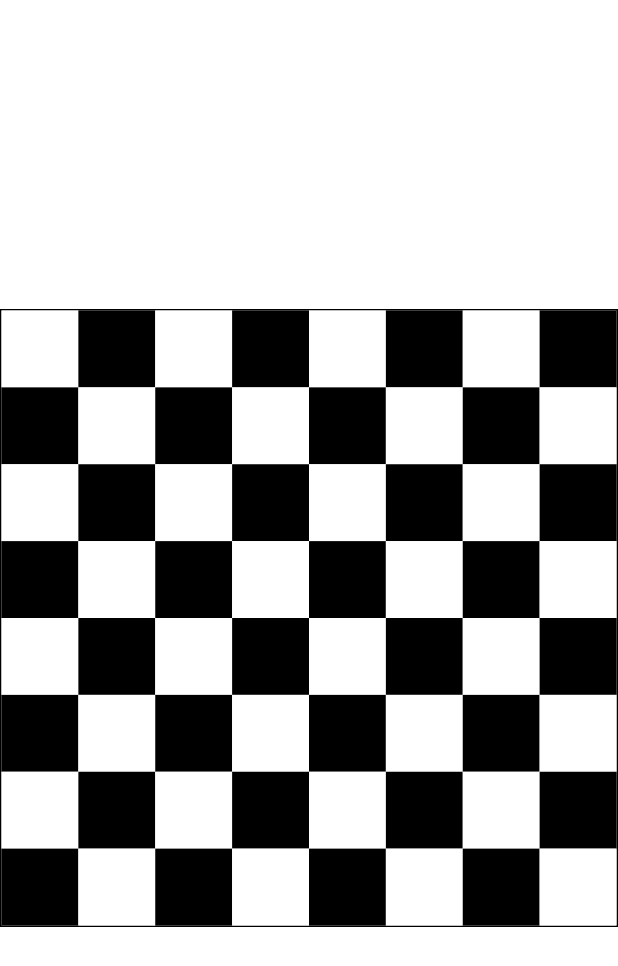
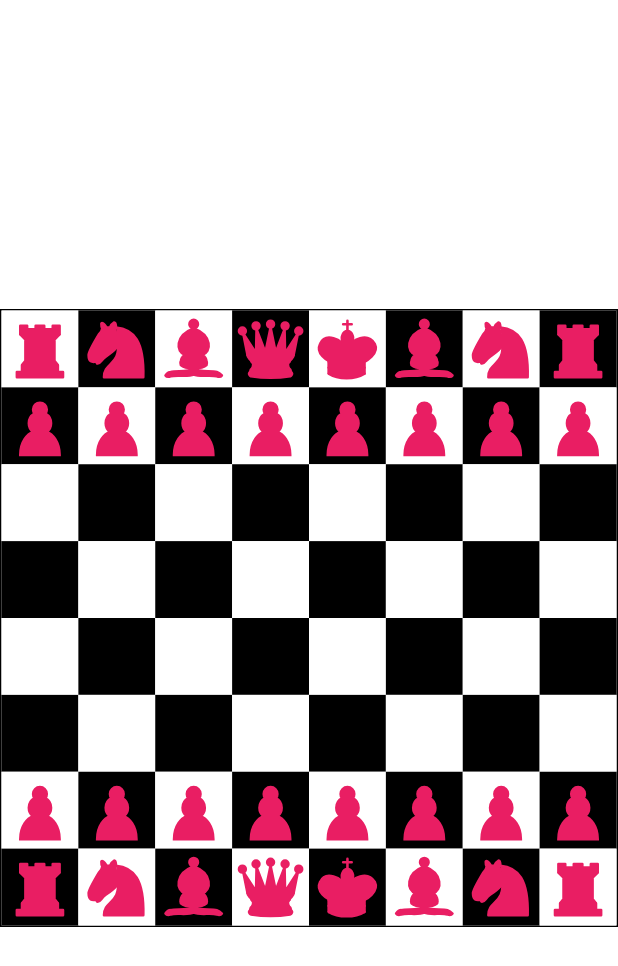
Before and after one commit to Jeeva111/flutter-chess-with-gemini, a Flutter app: the screen it shows after launch, on a phone screen of 412 x 824 dp. Shown: the top 966 px of the screen. Run offline on Flutter 3.47's test engine with Material 3 defaults, Android fonts, the phone set to English and light mode, and no system bars; our stand-ins replace flutter_svg.

Commit message:
Render chess pieces

```diff
--- a/lib/board.dart
+++ b/lib/board.dart
@@ -14,10 +14,11 @@ class RenderBoard extends StatefulWidget {
 
 class _RenderBoardState extends State<RenderBoard> {
   bool isSelected = false;
-  List<List<ChessPieceData?>> chessPiece = List.generate(8, (x) => List.generate(8, (y) => null));
+  late ListOfChessPieces chessPiece;
   @override
   void initState() {
     super.initState();
+    chessPiece = ChessPiece.generateChessPiece(widget.chessPieces);
   }
 
   void generateChessPieces() {}
--- a/lib/component/chess_board.dart
+++ b/lib/component/chess_board.dart
@@ -3,11 +3,11 @@ import 'package:flutter/material.dart';
 import 'package:flutter_svg/flutter_svg.dart';
 
 abstract class ChessBoard {
-  final ({
+  abstract final ({
     Color color1,
     Color color2
   }) boxColor;
-  const ChessBoard({required this.boxColor});
+  const ChessBoard();
   Widget render({required int index, required bool isColor1, required bool isSelected, ChessPieceData? chessPiece});
 }
 
--- a/lib/component/chess_piece.dart
+++ b/lib/component/chess_piece.dart
@@ -1,58 +1,18 @@
+import 'package:chess/const.dart';
 import 'package:flutter/material.dart';
-
-class ClassicChessPiece extends ChessPieceTemplate {
-  const ClassicChessPiece();
-  @override
-  final ChessPieceData bishop = (
-    icon: "assets/chess/piece/sample.svg",
-    type: ChessPieceType.bishop
-  );
-
-  @override
-  final (
-    Color,
-    Color
-  ) colors = (
-    Colors.white,
-    Colors.black
-  );
-
-  @override
-  final ChessPieceData king = (
-    icon: "assets/chess/piece/sample.svg",
-    type: ChessPieceType.king
-  );
-
-  @override
-  final ChessPieceData knight = (
-    icon: "assets/chess/piece/sample.svg",
-    type: ChessPieceType.knight
-  );
-
-  @override
-  final ChessPieceData pawn = (
-    icon: "assets/chess/piece/sample.svg",
-    type: ChessPieceType.pawn
-  );
-
-  @override
-  final ChessPieceData queen = (
-    icon: "assets/chess/piece/sample.svg",
-    type: ChessPieceType.queen
-  );
-
-  @override
-  final ChessPieceData rook = (
-    icon: "assets/chess/piece/sample.svg",
-    type: ChessPieceType.rook
-  );
-}
 
 typedef ChessPieceData = ({
   ChessPieceType type,
-  String icon
+  String icon,
+  String firstLetter,
 });
 
+typedef ListOfChessPieces = List<List<ChessPieceData?>>;
+
+// Bb4+ => Bishop x-axis moves to b and y-axis moves to 4 plus means check
+// Qxg4 => Queen x means kill other are x and y axis
+// O-O => switch king and rook moves besides
+// dxe5 => pawn kills another pawn from x-axis "d" x means kill moved to x-y axis e5
 abstract class ChessPieceTemplate {
   abstract final (
     Color color1,
@@ -65,22 +25,104 @@ abstract class ChessPieceTemplate {
   abstract final ChessPieceData queen;
   abstract final ChessPieceData king;
   const ChessPieceTemplate();
-  List<List<ChessPieceData>> generateChessPiece() {
-    return [];
+
+  List<ChessPieceData> listOfPieces() {
+    return [
+      rook,
+      knight,
+      bishop,
+      queen,
+      king,
+      bishop,
+      knight,
+      rook
+    ];
   }
 }
 
 enum ChessPieceType {
-  pawn,
   rook,
   knight,
   bishop,
   queen,
-  king;
+  king,
+  pawn,
+}
+
+class ClassicChessPiece extends ChessPieceTemplate {
+  const ClassicChessPiece();
+
+  @override
+  final (
+    Color,
+    Color
+  ) colors = (
+    Colors.white,
+    Colors.black
+  );
+
+  @override
+  final ChessPieceData bishop = (
+    icon: "assets/chess/pieces/bishop-w.svg",
+    type: ChessPieceType.bishop,
+    firstLetter: 'B'
+  );
+
+  @override
+  final ChessPieceData king = (
+    icon: "assets/chess/pieces/king-w.svg",
+    type: ChessPieceType.king,
+    firstLetter: 'K'
+  );
+
+  @override
+  final ChessPieceData knight = (
+    icon: "assets/chess/pieces/knight-w.svg",
+    type: ChessPieceType.knight,
+    firstLetter: 'N'
+  );
+
+  @override
+  final ChessPieceData pawn = (
+    icon: "assets/chess/pieces/pawn-w.svg",
+    type: ChessPieceType.pawn,
+    firstLetter: 'P'
+  );
+
+  @override
+  final ChessPieceData queen = (
+    icon: "assets/chess/pieces/queen-w.svg",
+    type: ChessPieceType.queen,
+    firstLetter: 'Q'
+  );
+
+  @override
+  final ChessPieceData rook = (
+    icon: "assets/chess/pieces/rook-w.svg",
+    type: ChessPieceType.rook,
+    firstLetter: 'R'
+  );
 }
 
 class ChessPiece {
-  static void generateChessPiece(ChessPieceTemplate template) {
-    List<List<ChessPieceData>> list = [];
+  static ListOfChessPieces generateChessPiece(ChessPieceTemplate pieces) {
+    // Creating spaces in array 8 * 8
+    ListOfChessPieces listOfChessPieces = List.generate(Chess.boxes, (x) => List.generate(Chess.boxes, (y) => null));
+
+    // Generate Player 1 pieces
+    // Spawn chess pieces
+    var listOfPieces = pieces.listOfPieces();
+    for (var i = 0; i < listOfPieces.length; i++) {
+      listOfChessPieces[0][i] = listOfPieces[i];
+    }
+
+    // Position for pawn
+    for (int i = 0; i < Chess.boxes; i++) {
+      listOfChessPieces[1][i] = pieces.pawn;
+    }
+
+    listOfChessPieces[Chess.boxes - 1] = List.from(listOfChessPieces[0]);
+    listOfChessPieces[Chess.boxes - 2] = List.from(listOfChessPieces[1]);
+    return listOfChessPieces;
   }
 }
--- a/pubspec.yaml
+++ b/pubspec.yaml
@@ -61,7 +61,7 @@ flutter:
 
   # To add assets to your application, add an assets section, like this:
   assets:
-    - assets/piece/
+    - assets/chess/pieces/
   #   - images/a_dot_burr.jpeg
   #   - images/a_dot_ham.jpeg
 
```
Also changed, not shown: assets/chess/pieces/bishop-b.svg (added), assets/chess/pieces/bishop-w.svg (added), assets/chess/pieces/king-b.svg (added), assets/chess/pieces/king-w.svg (added), assets/chess/pieces/knight-b.svg (added), assets/chess/pieces/knight-w.svg (added), assets/chess/pieces/pawn-b.svg (added), assets/chess/pieces/pawn-w.svg (added), assets/chess/pieces/queen-b.svg (added), assets/chess/pieces/queen-w.svg (added), assets/chess/pieces/rook-b.svg (added), assets/chess/pieces/rook-w.svg (added), assets/chess/pieces/sample.svg (renamed from assets/chess/piece/sample.svg).
